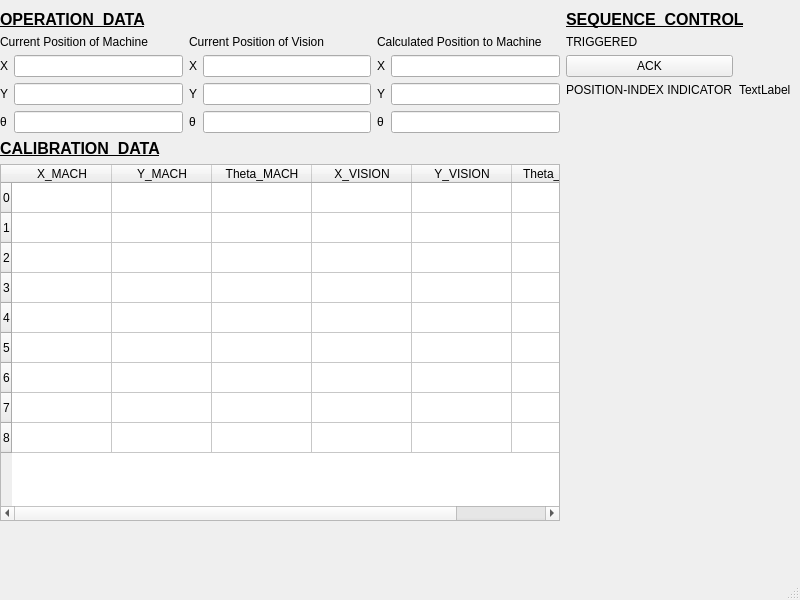
smandyscom/evalutions_to_linuxCNC, file try_comm_to_external_sensors/mainwindow.ui: the form before one commit.
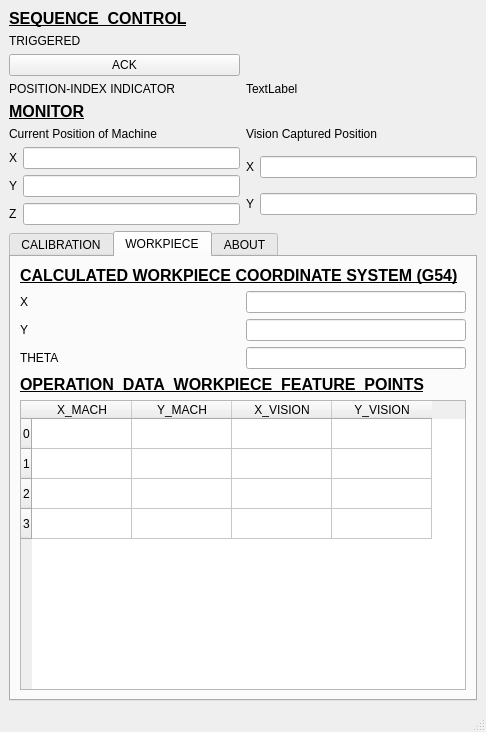
The form after the commit. Icons and pictures are not drawn. Custom widgets are drawn as their Qt base class.

The edit to the form file:
```diff
--- a/try_comm_to_external_sensors/mainwindow.ui
+++ b/try_comm_to_external_sensors/mainwindow.ui
@@ -6,32 +6,21 @@
    <rect>
     <x>0</x>
     <y>0</y>
-    <width>800</width>
-    <height>600</height>
+    <width>486</width>
+    <height>732</height>
    </rect>
   </property>
   <property name="windowTitle">
    <string>MainWindow</string>
   </property>
   <widget class="QWidget" name="centralwidget">
-   <widget class="QWidget" name="horizontalLayoutWidget">
-    <property name="geometry">
-     <rect>
-      <x>0</x>
-      <y>10</y>
-      <width>791</width>
-      <height>511</height>
-     </rect>
-    </property>
-    <layout class="QHBoxLayout" name="horizontalLayout">
-     <item>
-      <layout class="QVBoxLayout" name="verticalLayout_3">
-       <item>
-        <layout class="QVBoxLayout" name="verticalLayout_2">
-         <item>
+   <layout class="QGridLayout" name="gridLayout_2">
+    <item row="0" column="0">
           <layout class="QVBoxLayout" name="verticalLayout">
            <item>
-            <widget class="QLabel" name="label_16">
+       <layout class="QVBoxLayout" name="verticalLayout_4">
+        <item>
+         <widget class="QLabel" name="label_17">
              <property name="font">
               <font>
                <pointsize>12</pointsize>
@@ -41,32 +30,59 @@
               </font>
              </property>
              <property name="text">
-              <string>OPERATION_DATA</string>
-             </property>
-            </widget>
+           <string>SEQUENCE_CONTROL</string>
+          </property>
+         </widget>
+        </item>
+        <item>
+         <layout class="QGridLayout" name="gridLayout_4">
+          <item row="0" column="0">
+           <widget class="QLabelLed" name="label_TRIGGERD">
+            <property name="text">
+             <string>TRIGGERED</string>
+            </property>
+           </widget>
+          </item>
+          <item row="1" column="0">
+           <widget class="QPushButton" name="pushButton_ACK">
+            <property name="text">
+             <string>ACK</string>
+            </property>
+           </widget>
+          </item>
+          <item row="2" column="0">
+           <widget class="QLabel" name="label_11">
+            <property name="text">
+             <string>POSITION-INDEX INDICATOR</string>
+            </property>
+           </widget>
+          </item>
+          <item row="2" column="1">
+           <widget class="QLabel" name="label_POS_INDEX">
+            <property name="text">
+             <string>TextLabel</string>
+            </property>
+           </widget>
+          </item>
+         </layout>
+        </item>
+       </layout>
            </item>
            <item>
             <layout class="QGridLayout" name="gridLayout_3">
              <item row="1" column="1">
-              <layout class="QGridLayout" name="gridLayout_2">
-               <item row="1" column="0">
-                <widget class="QLabel" name="label_7">
+         <widget class="QLabel" name="label_6">
                  <property name="text">
-                  <string>Y</string>
+           <string>Vision Captured Position</string>
                  </property>
                 </widget>
                </item>
                <item row="2" column="1">
-                <widget class="QLineEdit" name="lineEdit_CP_VI_THETA">
-                 <property name="readOnly">
-                  <bool>true</bool>
-                 </property>
-                </widget>
-               </item>
-               <item row="2" column="0">
-                <widget class="QLabel" name="label_8">
+         <layout class="QGridLayout" name="gridLayout_5">
+          <item row="0" column="0">
+           <widget class="QLabel" name="label_9">
                  <property name="text">
-                  <string>θ</string>
+             <string>X</string>
                  </property>
                 </widget>
                </item>
@@ -84,24 +100,24 @@
                  </property>
                 </widget>
                </item>
-               <item row="0" column="0">
-                <widget class="QLabel" name="label_9">
-                 <property name="text">
-                  <string>X</string>
-                 </property>
-                </widget>
-               </item>
-              </layout>
-             </item>
-             <item row="0" column="0">
-              <widget class="QLabel" name="label_5">
-               <property name="text">
-                <string>Current Position of Machine</string>
-               </property>
-              </widget>
-             </item>
              <item row="1" column="0">
+           <widget class="QLabel" name="label_7">
+            <property name="text">
+             <string>Y</string>
+            </property>
+           </widget>
+          </item>
+         </layout>
+        </item>
+        <item row="2" column="0">
               <layout class="QGridLayout" name="gridLayout">
+          <item row="0" column="1">
+           <widget class="QLineEdit" name="lineEdit_CP_MACH_X">
+            <property name="readOnly">
+             <bool>true</bool>
+            </property>
+           </widget>
+          </item>
                <item row="1" column="0">
                 <widget class="QLabel" name="label_2">
                  <property name="text">
@@ -109,20 +125,6 @@
                  </property>
                 </widget>
                </item>
-               <item row="2" column="1">
-                <widget class="QLineEdit" name="lineEdit_CP_MACH_THETA">
-                 <property name="readOnly">
-                  <bool>true</bool>
-                 </property>
-                </widget>
-               </item>
-               <item row="2" column="0">
-                <widget class="QLabel" name="label_4">
-                 <property name="text">
-                  <string>θ</string>
-                 </property>
-                </widget>
-               </item>
                <item row="1" column="1">
                 <widget class="QLineEdit" name="lineEdit_CP_MACH_Y">
                  <property name="readOnly">
@@ -137,81 +139,158 @@
                  </property>
                 </widget>
                </item>
-               <item row="0" column="1">
-                <widget class="QLineEdit" name="lineEdit_CP_MACH_X">
+          <item row="2" column="1">
+           <widget class="QLineEdit" name="lineEdit_CP_MACH_THETA">
                  <property name="readOnly">
                   <bool>true</bool>
                  </property>
                 </widget>
                </item>
-              </layout>
-             </item>
-             <item row="1" column="2">
-              <layout class="QGridLayout" name="gridLayout_5">
+          <item row="2" column="0">
+           <widget class="QLabel" name="label_4">
+            <property name="text">
+             <string>Z</string>
+            </property>
+           </widget>
+          </item>
+         </layout>
+        </item>
                <item row="1" column="0">
+         <widget class="QLabel" name="label_5">
+          <property name="text">
+           <string>Current Position of Machine</string>
+          </property>
+         </widget>
+        </item>
+        <item row="0" column="0">
+         <widget class="QLabel" name="label_16">
+          <property name="font">
+           <font>
+            <pointsize>12</pointsize>
+            <weight>75</weight>
+            <bold>true</bold>
+            <underline>true</underline>
+           </font>
+          </property>
+          <property name="text">
+           <string>MONITOR</string>
+          </property>
+         </widget>
+        </item>
+       </layout>
+      </item>
+      <item>
+       <widget class="QTabWidget" name="tabWidget">
+        <property name="sizePolicy">
+         <sizepolicy hsizetype="Minimum" vsizetype="Expanding">
+          <horstretch>0</horstretch>
+          <verstretch>0</verstretch>
+         </sizepolicy>
+        </property>
+        <property name="currentIndex">
+         <number>1</number>
+        </property>
+        <widget class="QWidget" name="tab">
+         <property name="sizePolicy">
+          <sizepolicy hsizetype="Minimum" vsizetype="Preferred">
+           <horstretch>0</horstretch>
+           <verstretch>0</verstretch>
+          </sizepolicy>
+         </property>
+         <attribute name="title">
+          <string>CALIBRATION</string>
+         </attribute>
+         <layout class="QGridLayout" name="gridLayout_8">
+          <item row="0" column="0">
+           <layout class="QVBoxLayout" name="verticalLayout_5">
+            <property name="sizeConstraint">
+             <enum>QLayout::SetDefaultConstraint</enum>
+            </property>
+            <item>
                 <widget class="QLabel" name="label_13">
+              <property name="sizePolicy">
+               <sizepolicy hsizetype="Minimum" vsizetype="Preferred">
+                <horstretch>0</horstretch>
+                <verstretch>0</verstretch>
+               </sizepolicy>
+              </property>
+              <property name="font">
+               <font>
+                <pointsize>12</pointsize>
+                <weight>75</weight>
+                <bold>true</bold>
+                <underline>true</underline>
+               </font>
+              </property>
                  <property name="text">
-                  <string>Y</string>
+               <string>CALCULATED_TOOL POSITION(CAMERA CENTER)</string>
                  </property>
                 </widget>
                </item>
-               <item row="2" column="1">
-                <widget class="QLineEdit" name="lineEdit_CP_CAL_THETA">
+            <item>
+             <layout class="QGridLayout" name="gridLayout_6">
+              <item row="0" column="1">
+               <widget class="QLineEdit" name="lineEdit_TOOL_X">
+                <property name="sizePolicy">
+                 <sizepolicy hsizetype="Minimum" vsizetype="Fixed">
+                  <horstretch>0</horstretch>
+                  <verstretch>0</verstretch>
+                 </sizepolicy>
+                </property>
                  <property name="readOnly">
                   <bool>true</bool>
                  </property>
                 </widget>
                </item>
-               <item row="2" column="0">
+              <item row="1" column="0">
+               <widget class="QLabel" name="label_8">
+                <property name="sizePolicy">
+                 <sizepolicy hsizetype="Minimum" vsizetype="Preferred">
+                  <horstretch>0</horstretch>
+                  <verstretch>0</verstretch>
+                 </sizepolicy>
+                </property>
+                <property name="text">
+                 <string>Y</string>
+                </property>
+               </widget>
+              </item>
+              <item row="0" column="0">
                 <widget class="QLabel" name="label_14">
-                 <property name="text">
-                  <string>θ</string>
-                 </property>
-                </widget>
-               </item>
-               <item row="1" column="1">
-                <widget class="QLineEdit" name="lineEdit_CP_CAL_Y">
-                 <property name="readOnly">
-                  <bool>true</bool>
-                 </property>
-                </widget>
-               </item>
-               <item row="0" column="0">
-                <widget class="QLabel" name="label_15">
+                <property name="sizePolicy">
+                 <sizepolicy hsizetype="Minimum" vsizetype="Preferred">
+                  <horstretch>0</horstretch>
+                  <verstretch>0</verstretch>
+                 </sizepolicy>
+                </property>
                  <property name="text">
                   <string>X</string>
                  </property>
                 </widget>
                </item>
-               <item row="0" column="1">
-                <widget class="QLineEdit" name="lineEdit_CP_CAL_X">
+              <item row="1" column="1">
+               <widget class="QLineEdit" name="lineEdit_TOOL_Y">
+                <property name="sizePolicy">
+                 <sizepolicy hsizetype="Minimum" vsizetype="Fixed">
+                  <horstretch>0</horstretch>
+                  <verstretch>0</verstretch>
+                 </sizepolicy>
+                </property>
                  <property name="readOnly">
                   <bool>true</bool>
                  </property>
                 </widget>
-               </item>
-              </layout>
-             </item>
-             <item row="0" column="2">
-              <widget class="QLabel" name="label_12">
-               <property name="text">
-                <string>Calculated Position to Machine</string>
-               </property>
-              </widget>
-             </item>
-             <item row="0" column="1">
-              <widget class="QLabel" name="label_6">
-               <property name="text">
-                <string>Current Position of Vision</string>
-               </property>
-              </widget>
-             </item>
-            </layout>
            </item>
           </layout>
          </item>
          <item>
           <widget class="QLabel" name="label_10">
+              <property name="sizePolicy">
+               <sizepolicy hsizetype="Minimum" vsizetype="Preferred">
+                <horstretch>0</horstretch>
+                <verstretch>0</verstretch>
+               </sizepolicy>
+              </property>
            <property name="font">
             <font>
              <pointsize>12</pointsize>
@@ -221,12 +300,18 @@
             </font>
            </property>
            <property name="text">
-            <string>CALIBRATION_DATA</string>
+               <string>CALIBRATION_DATA, SET THE TOOL POSITION</string>
            </property>
           </widget>
          </item>
          <item>
-          <widget class="QTableWidget" name="tableWidget">
+             <widget class="QTableWidget" name="tableWidget_CALI">
+              <property name="sizePolicy">
+               <sizepolicy hsizetype="Minimum" vsizetype="Expanding">
+                <horstretch>0</horstretch>
+                <verstretch>0</verstretch>
+               </sizepolicy>
+              </property>
            <row>
             <property name="text">
              <string>0</string>
@@ -282,11 +367,6 @@
              <string>Y_MACH</string>
             </property>
            </column>
-           <column>
-            <property name="text">
-             <string>Theta_MACH</string>
-            </property>
-           </column>
            <column>
             <property name="text">
              <string>X_VISION</string>
@@ -297,21 +377,33 @@
              <string>Y_VISION</string>
             </property>
            </column>
-           <column>
-            <property name="text">
-             <string>Theta_VISION</string>
-            </property>
-           </column>
           </widget>
          </item>
         </layout>
        </item>
       </layout>
-     </item>
+        </widget>
+        <widget class="QWidget" name="tab_2">
+         <property name="sizePolicy">
+          <sizepolicy hsizetype="Minimum" vsizetype="Preferred">
+           <horstretch>0</horstretch>
+           <verstretch>0</verstretch>
+          </sizepolicy>
+         </property>
+         <attribute name="title">
+          <string>WORKPIECE</string>
+         </attribute>
+         <layout class="QGridLayout" name="gridLayout_9">
+          <item row="0" column="0">
+           <layout class="QVBoxLayout" name="verticalLayout_6">
      <item>
-      <layout class="QVBoxLayout" name="verticalLayout_4">
-       <item>
-        <widget class="QLabel" name="label_17">
+             <widget class="QLabel" name="label_20">
+              <property name="sizePolicy">
+               <sizepolicy hsizetype="Minimum" vsizetype="Preferred">
+                <horstretch>0</horstretch>
+                <verstretch>0</verstretch>
+               </sizepolicy>
+              </property>
          <property name="font">
           <font>
            <pointsize>12</pointsize>
@@ -321,66 +413,202 @@
           </font>
          </property>
          <property name="text">
-          <string>SEQUENCE_CONTROL</string>
+               <string>CALCULATED WORKPIECE COORDINATE SYSTEM (G54)</string>
          </property>
         </widget>
        </item>
        <item>
-        <layout class="QGridLayout" name="gridLayout_4">
+             <layout class="QGridLayout" name="gridLayout_7">
          <item row="1" column="0">
-          <widget class="QPushButton" name="pushButton_ACK">
+               <widget class="QLabel" name="label_15">
+                <property name="sizePolicy">
+                 <sizepolicy hsizetype="Minimum" vsizetype="Preferred">
+                  <horstretch>0</horstretch>
+                  <verstretch>0</verstretch>
+                 </sizepolicy>
+                </property>
            <property name="text">
-            <string>ACK</string>
+                 <string>Y</string>
            </property>
           </widget>
          </item>
-         <item row="0" column="0">
-          <widget class="QLabelLed" name="label_TRIGGERD">
-           <property name="text">
-            <string>TRIGGERED</string>
-           </property>
-          </widget>
-         </item>
-         <item row="3" column="0">
-          <spacer name="verticalSpacer">
-           <property name="orientation">
-            <enum>Qt::Vertical</enum>
-           </property>
-           <property name="sizeHint" stdset="0">
-            <size>
-             <width>20</width>
-             <height>40</height>
-            </size>
-           </property>
-          </spacer>
+              <item row="1" column="1">
+               <widget class="QLineEdit" name="lineEdit_WK_Y">
+                <property name="sizePolicy">
+                 <sizepolicy hsizetype="Minimum" vsizetype="Fixed">
+                  <horstretch>0</horstretch>
+                  <verstretch>0</verstretch>
+                 </sizepolicy>
+                </property>
+                <property name="readOnly">
+                 <bool>true</bool>
+                </property>
+               </widget>
+              </item>
+              <item row="0" column="1">
+               <widget class="QLineEdit" name="lineEdit_WK_X">
+                <property name="sizePolicy">
+                 <sizepolicy hsizetype="Minimum" vsizetype="Fixed">
+                  <horstretch>0</horstretch>
+                  <verstretch>0</verstretch>
+                 </sizepolicy>
+                </property>
+                <property name="readOnly">
+                 <bool>true</bool>
+                </property>
+               </widget>
          </item>
          <item row="2" column="0">
-          <widget class="QLabel" name="label_11">
+               <widget class="QLabel" name="label_19">
+                <property name="sizePolicy">
+                 <sizepolicy hsizetype="Minimum" vsizetype="Preferred">
+                  <horstretch>0</horstretch>
+                  <verstretch>0</verstretch>
+                 </sizepolicy>
+                </property>
            <property name="text">
-            <string>POSITION-INDEX INDICATOR</string>
+                 <string>THETA</string>
+                </property>
+               </widget>
+              </item>
+              <item row="0" column="0">
+               <widget class="QLabel" name="label_18">
+                <property name="sizePolicy">
+                 <sizepolicy hsizetype="Minimum" vsizetype="Preferred">
+                  <horstretch>0</horstretch>
+                  <verstretch>0</verstretch>
+                 </sizepolicy>
+                </property>
+                <property name="text">
+                 <string>X</string>
            </property>
           </widget>
          </item>
          <item row="2" column="1">
-          <widget class="QLabel" name="label_POS_INDEX">
+               <widget class="QLineEdit" name="lineEdit_WK_THETA">
+                <property name="sizePolicy">
+                 <sizepolicy hsizetype="Minimum" vsizetype="Fixed">
+                  <horstretch>0</horstretch>
+                  <verstretch>0</verstretch>
+                 </sizepolicy>
+                </property>
+                <property name="readOnly">
+                 <bool>true</bool>
+                </property>
+               </widget>
+              </item>
+             </layout>
+            </item>
+            <item>
+             <widget class="QLabel" name="label_12">
+              <property name="sizePolicy">
+               <sizepolicy hsizetype="Minimum" vsizetype="Preferred">
+                <horstretch>0</horstretch>
+                <verstretch>0</verstretch>
+               </sizepolicy>
+              </property>
+              <property name="font">
+               <font>
+                <pointsize>12</pointsize>
+                <weight>75</weight>
+                <bold>true</bold>
+                <underline>true</underline>
+               </font>
+              </property>
            <property name="text">
-            <string>TextLabel</string>
+               <string>OPERATION_DATA_WORKPIECE_FEATURE_POINTS</string>
            </property>
           </widget>
          </item>
+            <item>
+             <widget class="QTableWidget" name="tableWidget_WK">
+              <property name="sizePolicy">
+               <sizepolicy hsizetype="Minimum" vsizetype="Expanding">
+                <horstretch>0</horstretch>
+                <verstretch>0</verstretch>
+               </sizepolicy>
+              </property>
+              <row>
+               <property name="text">
+                <string>0</string>
+               </property>
+              </row>
+              <row>
+               <property name="text">
+                <string>1</string>
+               </property>
+              </row>
+              <row>
+               <property name="text">
+                <string>2</string>
+               </property>
+              </row>
+              <row>
+               <property name="text">
+                <string>3</string>
+               </property>
+              </row>
+              <column>
+               <property name="text">
+                <string>X_MACH</string>
+               </property>
+              </column>
+              <column>
+               <property name="text">
+                <string>Y_MACH</string>
+               </property>
+              </column>
+              <column>
+               <property name="text">
+                <string>X_VISION</string>
+               </property>
+              </column>
+              <column>
+               <property name="text">
+                <string>Y_VISION</string>
+               </property>
+              </column>
+             </widget>
+            </item>
         </layout>
        </item>
       </layout>
+        </widget>
+        <widget class="QWidget" name="tab_3">
+         <attribute name="title">
+          <string>ABOUT</string>
+         </attribute>
+         <layout class="QGridLayout" name="gridLayout_10">
+          <item row="0" column="0">
+           <widget class="QLabel" name="label_3">
+            <property name="sizePolicy">
+             <sizepolicy hsizetype="Expanding" vsizetype="Expanding">
+              <horstretch>0</horstretch>
+              <verstretch>0</verstretch>
+             </sizepolicy>
+            </property>
+            <property name="text">
+             <string/>
+            </property>
+            <property name="pixmap">
+             <pixmap>demo_scenerio.png</pixmap>
+            </property>
+           </widget>
      </item>
     </layout>
    </widget>
+       </widget>
+      </item>
+     </layout>
+    </item>
+   </layout>
   </widget>
   <widget class="QMenuBar" name="menubar">
    <property name="geometry">
     <rect>
      <x>0</x>
      <y>0</y>
-     <width>800</width>
+     <width>486</width>
      <height>21</height>
     </rect>
    </property>
```
Lines whose indentation alone changed are shown as unchanged.
